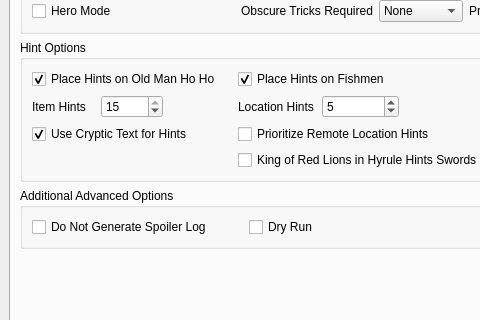
The window that wwr_ui/randomizer_window.ui (tanjo3/wwrando) describes before a commit, drawn with Qt 5; both pictures show x 0 to 480 and y 143 to 463 of the 914 by 757 pixel window.
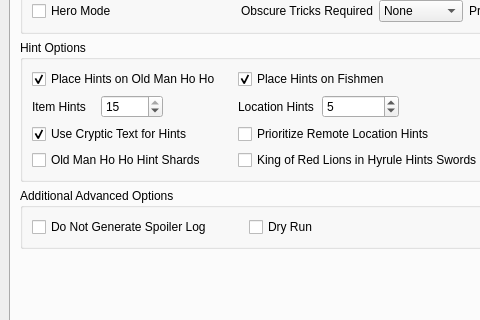
The same window after the commit. The open tabs and pages were chosen to show the change. Custom widgets are drawn as their Qt base class.

Commit message: Add option to have Old Man Ho Ho hint shards

Diff of the .ui file:
```diff
--- a/wwr_ui/randomizer_window.ui
+++ b/wwr_ui/randomizer_window.ui
@@ -1175,6 +1175,13 @@
                  </property>
                 </widget>
                </item>
+               <item row="7" column="0">
+                <widget class="QCheckBox" name="hoho_hint_shards">
+                 <property name="text">
+                  <string>Old Man Ho Ho Hint Shards</string>
+                 </property>
+                </widget>
+               </item>
                <item row="7" column="1">
                 <widget class="QCheckBox" name="korl_hints_swords">
                  <property name="text">
```
Left out of the diff: 1 changed line with no effect on the pictures. The commit also changes 6 other files.
